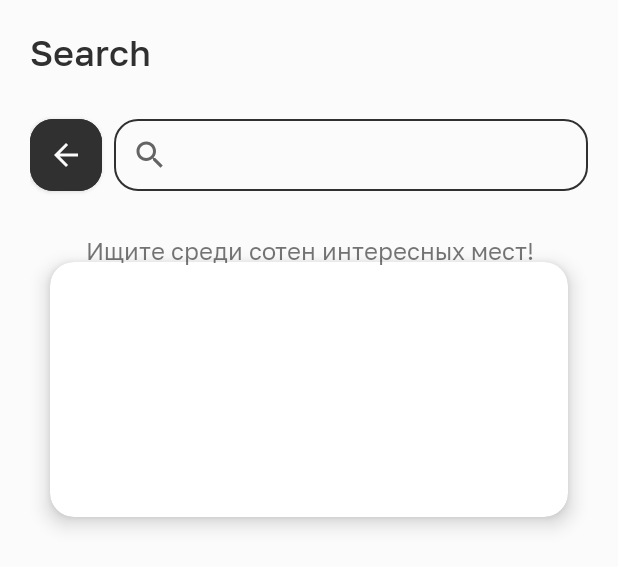
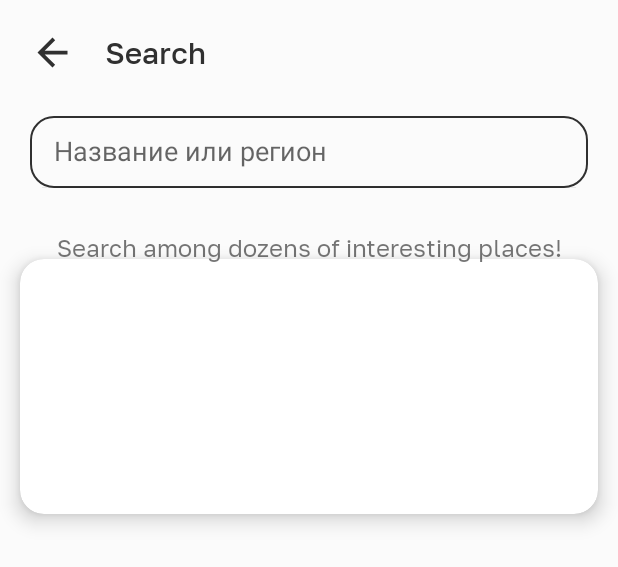
Before and after one commit to ONESECTOR/CityGuide, an Android app: the layout fragment_search.xml on its own in the app's theme, with its tools: preview values and no code run, on a phone screen of 412 x 824 dp. Shown: the top 567 px of the screen. Run offline under Robolectric (Android 15) with nearby library versions, the phone set to English and light mode, and no system bars.

Commit message:
redesigned search page and fixed bug with title

```diff
--- a/app/src/main/java/com/sector/cityguide/fragments/search/SearchFragment.kt
+++ b/app/src/main/java/com/sector/cityguide/fragments/search/SearchFragment.kt
@@ -133,6 +133,8 @@ class SearchFragment : Fragment() {
         filteredList = filteredListTemp
         searchAdapter.submitList(filteredList)
 
+        binding.layoutNoPlaces.visibility = View.INVISIBLE
+
         if (filteredList.isEmpty()) {
             Log.d("Test", "Ничего не найдено")
             binding.layoutNoPlaces.visibility = View.VISIBLE
--- a/app/src/main/res/layout/fragment_search.xml
+++ b/app/src/main/res/layout/fragment_search.xml
@@ -5,56 +5,51 @@
     android:layout_width="match_parent"
     android:layout_height="match_parent"
     android:background="@color/new_white"
-    android:paddingStart="20dp"
-    android:paddingTop="20dp"
-    android:paddingEnd="20dp"
     tools:context=".fragments.search.SearchFragment">
 
+    <androidx.appcompat.widget.AppCompatImageButton
+        android:id="@+id/btn_back"
+        android:layout_width="30dp"
+        android:layout_height="30dp"
+        android:layout_marginStart="20dp"
+        android:layout_marginTop="20dp"
+        android:background="@drawable/ic_back"
+        app:layout_constraintStart_toStartOf="parent"
+        app:layout_constraintTop_toTopOf="parent"
+        tools:ignore="SpeakableTextPresentCheck,TouchTargetSizeCheck" />
+
     <androidx.appcompat.widget.AppCompatTextView
-        android:id="@+id/tv_title"
+        android:id="@+id/tv_search"
         android:layout_width="wrap_content"
         android:layout_height="wrap_content"
+        android:layout_marginStart="20dp"
         android:fontFamily="@font/golos_medium"
         android:text="@string/search"
         android:textColor="@color/new_black"
-        android:textSize="24sp"
-        app:layout_constraintStart_toStartOf="parent"
-        app:layout_constraintTop_toTopOf="parent" />
+        android:textSize="20sp"
+        app:layout_constraintBottom_toBottomOf="@id/btn_back"
+        app:layout_constraintEnd_toEndOf="parent"
+        app:layout_constraintHorizontal_bias="0"
+        app:layout_constraintStart_toEndOf="@id/btn_back"
+        app:layout_constraintTop_toTopOf="@id/btn_back" />
 
     <androidx.appcompat.widget.SearchView
         android:id="@+id/search_view"
-        android:layout_width="0dp"
+        android:layout_width="match_parent"
         android:layout_height="wrap_content"
-        android:layout_marginStart="8dp"
+        android:layout_marginStart="20dp"
         android:layout_marginTop="30dp"
+        android:layout_marginEnd="20dp"
         android:background="@drawable/search_background"
-        android:drawableStart="@drawable/ic_outline_search"
-        android:drawablePadding="10dp"
-        android:drawableTint="@color/new_black"
         android:fontFamily="@font/golos_regular"
-        android:hint="Название или регион"
         android:textColor="@color/new_black"
         android:textColorHint="@color/new_black"
+        app:defaultQueryHint="Название или регион"
+        app:iconifiedByDefault="false"
         app:layout_constraintEnd_toEndOf="parent"
-        app:layout_constraintStart_toEndOf="@id/btn_back"
-        app:layout_constraintTop_toBottomOf="@id/tv_title" />
-
-    <com.google.android.material.button.MaterialButton
-        android:id="@+id/btn_back"
-        android:layout_width="wrap_content"
-        android:layout_height="wrap_content"
-        android:layout_marginTop="30dp"
-        android:backgroundTint="@color/new_black"
-        android:insetTop="0dp"
-        android:insetBottom="0dp"
-        android:minWidth="0dp"
-        android:padding="12dp"
-        app:cornerRadius="15dp"
-        app:icon="@drawable/ic_back"
-        app:iconPadding="0dp"
         app:layout_constraintStart_toStartOf="parent"
-        app:layout_constraintTop_toBottomOf="@id/tv_title"
-        tools:ignore="SpeakableTextPresentCheck" />
+        app:layout_constraintTop_toBottomOf="@id/tv_search"
+        app:searchIcon="@null" />
 
     <androidx.recyclerview.widget.RecyclerView
         android:id="@+id/rv_found_places"
@@ -67,7 +62,7 @@
         app:layout_constraintBottom_toBottomOf="parent"
         app:layout_constraintEnd_toEndOf="parent"
         app:layout_constraintStart_toStartOf="parent"
-        app:layout_constraintTop_toBottomOf="@id/btn_back"
+        app:layout_constraintTop_toBottomOf="@id/search_view"
         tools:listitem="@layout/item_popular" />
 
     <androidx.constraintlayout.widget.ConstraintLayout
@@ -77,14 +72,14 @@
         android:layout_marginTop="30dp"
         app:layout_constraintEnd_toEndOf="parent"
         app:layout_constraintStart_toStartOf="parent"
-        app:layout_constraintTop_toBottomOf="@id/btn_back">
+        app:layout_constraintTop_toBottomOf="@id/search_view">
 
         <androidx.appcompat.widget.AppCompatTextView
             android:id="@+id/tv_title_start_searching"
             android:layout_width="wrap_content"
             android:layout_height="wrap_content"
             android:fontFamily="@font/golos_regular"
-            android:text="Ищите среди сотен интересных мест!"
+            android:text="@string/search_greeting"
             android:textAlignment="center"
             android:textSize="16sp"
             app:layout_constraintEnd_toEndOf="parent"
@@ -101,14 +96,14 @@
         android:visibility="gone"
         app:layout_constraintEnd_toEndOf="parent"
         app:layout_constraintStart_toStartOf="parent"
-        app:layout_constraintTop_toBottomOf="@id/btn_back">
+        app:layout_constraintTop_toBottomOf="@id/search_view">
 
         <androidx.appcompat.widget.AppCompatTextView
             android:id="@+id/tv_title_no_places"
             android:layout_width="wrap_content"
             android:layout_height="wrap_content"
             android:fontFamily="@font/golos_regular"
-            android:text="К сожалению, таких мест не найдено"
+            android:text="@string/no_such_places"
             android:textAlignment="center"
             android:textSize="16sp"
             app:layout_constraintEnd_toEndOf="parent"
--- a/app/src/main/res/values/strings.xml
+++ b/app/src/main/res/values/strings.xml
@@ -27,6 +27,8 @@
 
     // Search page
     <string name="search">Search</string>
+    <string name="no_such_places">Sorry, no such places found</string>
+    <string name="search_greeting">Search among dozens of interesting places!</string>
 
     // Detail page
     <string name="detail">Detail</string>
```
Also changed, not shown: 1 other file.
